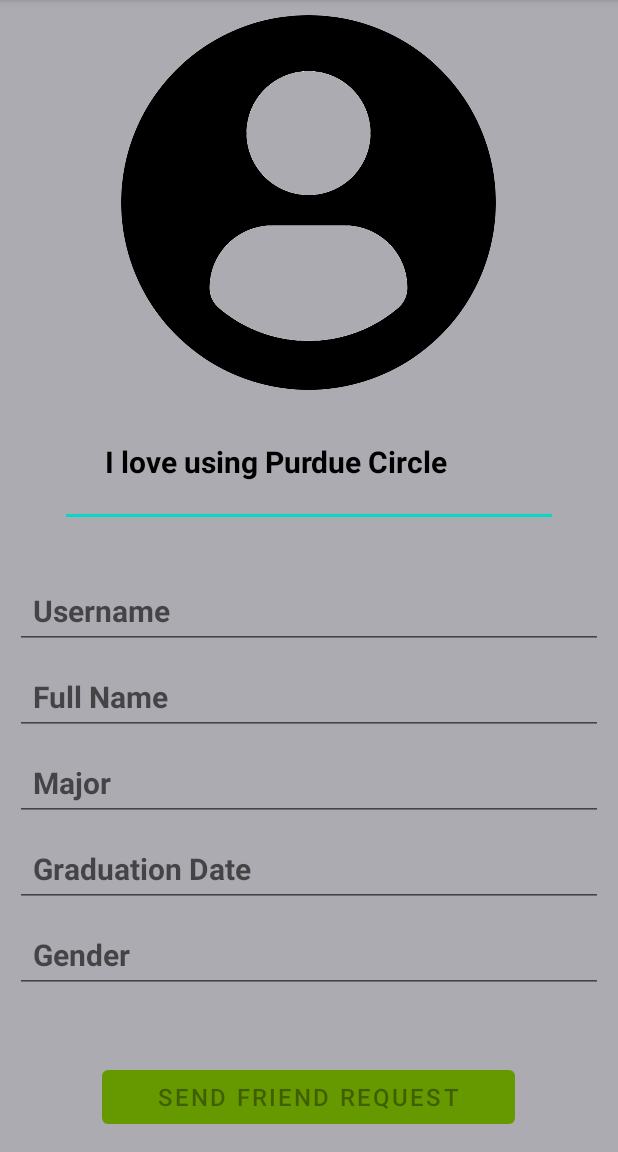
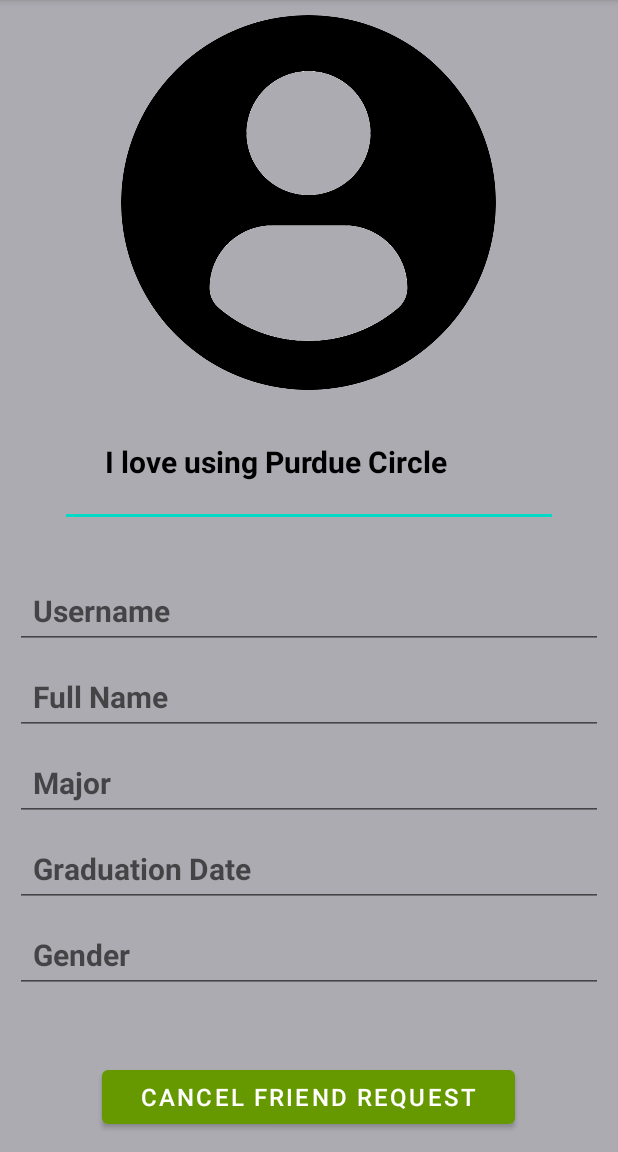
Before and after one commit to aayuneema/PurdueCircle307, an Android app: the PersonProfileActivity screen opened directly, with no data from a screen before it, after a tap on "SEND FRIEND REQUEST", on a phone screen of 412 x 824 dp, the part 84-1236 px from its top. Run offline under Robolectric (Android 15) with nearby library versions, the phone set to English and light mode, and no system bars; our stand-ins replace CircleImageView, Firebase (no records; nobody signed in at launch, a user with empty details on screens opened directly); 1 statement that could not run was skipped.

Commit message:
added send friend request functionality

```diff
--- a/app/src/main/java/com/example/purduecircle307/PersonProfileActivity.java
+++ b/app/src/main/java/com/example/purduecircle307/PersonProfileActivity.java
@@ -9,6 +9,8 @@
 import android.widget.EditText;
 import android.widget.TextView;
 
+import com.google.android.gms.tasks.OnCompleteListener;
+import com.google.android.gms.tasks.Task;
 import com.google.firebase.auth.FirebaseAuth;
 import com.google.firebase.database.DataSnapshot;
 import com.google.firebase.database.DatabaseError;
@@ -23,14 +25,14 @@
     private TextView  userName, userProfileName, userBio, userMajor, userGender, userGraduationDate;
     private CircleImageView userProfileImage;
 
-    private DatabaseReference profileUserRef, UsersRef;
+    private DatabaseReference FriendRequestRef, UsersRef;
     private FirebaseAuth mAuth;
 
     private String senderUserId;
     private String receiverUserId;
     private String CURRENT_STATE;
 
-    private Button SendFriendRequestButton, CancelFriendRequestButton;
+    private Button SendFriendRequestButton, DeclineFriendRequestButton;
 
     @Override
     protected void onCreate(Bundle savedInstanceState) {
@@ -41,6 +43,7 @@
         senderUserId = mAuth.getCurrentUser().getUid();
         receiverUserId = getIntent().getExtras().get("visit_user_id").toString();
         UsersRef = FirebaseDatabase.getInstance().getReference().child("Users");
+        FriendRequestRef = FirebaseDatabase.getInstance().getReference().child("FriendRequests");
 
         InitializeFields();
 
@@ -62,6 +65,8 @@
                     userMajor.setText("Major: " + myMajor);
                     userGender.setText("Gender: " + myGender);
                     userGraduationDate.setText("Graduation Date: " + myGraduationDate);
+
+                    MaintainanceOfButtons();
                 }
 
             }
@@ -72,21 +77,71 @@
             }
         });
 
-        CancelFriendRequestButton.setVisibility(View.INVISIBLE);
-        CancelFriendRequestButton.setEnabled(false );
+        DeclineFriendRequestButton.setVisibility(View.INVISIBLE);
+        DeclineFriendRequestButton.setEnabled(false );
 
         if (!senderUserId.equals(receiverUserId)) {
             SendFriendRequestButton.setOnClickListener(new View.OnClickListener() {
                 @Override
                 public void onClick(View view) {
                     SendFriendRequestButton.setEnabled(false);
+                    //Users are not friends
+                    if (CURRENT_STATE.equals("not_friends")) {
+                        SendFriendRequestToUser();
+                    }
                 }
             });
         }
         else {
-            CancelFriendRequestButton.setVisibility(View.INVISIBLE);
+            DeclineFriendRequestButton.setVisibility(View.INVISIBLE);
             SendFriendRequestButton.setVisibility(View.INVISIBLE);
         }
+    }
+
+    private void MaintainanceOfButtons() {
+         FriendRequestRef.child(senderUserId).addListenerForSingleValueEvent(new ValueEventListener() {
+             @Override
+             public void onDataChange(@NonNull DataSnapshot snapshot) {
+                 if (snapshot.hasChild(receiverUserId)) {
+                     String request_type = snapshot.child(receiverUserId).child("request_type").getValue().toString();
+                     if (request_type.equals("sent")) {
+                         CURRENT_STATE = "request_sent";
+                         SendFriendRequestButton.setText("Cancel Friend Request");
+                         DeclineFriendRequestButton.setVisibility(View.INVISIBLE);
+                         DeclineFriendRequestButton.setEnabled(false);
+                     }
+                 }
+             }
+
+             @Override
+             public void onCancelled(@NonNull DatabaseError error) {
+
+             }
+         });
+    }
+
+    private void SendFriendRequestToUser() {
+        FriendRequestRef.child(senderUserId).child(receiverUserId).child("request_type").setValue("sent")
+                .addOnCompleteListener(new OnCompleteListener<Void>() {
+            @Override
+            public void onComplete(@NonNull Task<Void> task) {
+                if (task.isSuccessful()) {
+                    FriendRequestRef.child(receiverUserId).child(senderUserId).child("request_type").setValue("received")
+                            .addOnCompleteListener(new OnCompleteListener<Void>() {
+                                @Override
+                                public void onComplete(@NonNull Task<Void> task) {
+                                    if (task.isSuccessful()) {
+                                        SendFriendRequestButton.setEnabled(true);
+                                        CURRENT_STATE = "request_sent";
+                                        SendFriendRequestButton.setText("Cancel Friend Request");
+                                        DeclineFriendRequestButton.setVisibility(View.INVISIBLE);
+                                        DeclineFriendRequestButton.setEnabled(false);
+                                    }
+                                }
+                            });
+                }
+            }
+        });
     }
 
     private void InitializeFields() {
@@ -98,7 +153,7 @@
         userGraduationDate = (TextView) findViewById(R.id.person_profile_graduationDate);
         userProfileImage = (CircleImageView) findViewById(R.id.person_profile_image);
         SendFriendRequestButton = (Button) findViewById(R.id.person_send_friend_request_btn);
-        CancelFriendRequestButton = (Button) findViewById(R.id.person_cancel_friend_request_btn);
+        DeclineFriendRequestButton = (Button) findViewById(R.id.person_decline_friend_request_btn);
 
         CURRENT_STATE = "not_friends";
     }
--- a/app/src/main/res/layout/activity_person_profile.xml
+++ b/app/src/main/res/layout/activity_person_profile.xml
@@ -125,12 +125,12 @@
                 android:layout_centerHorizontal="true"/>
 
             <Button
-                android:id="@+id/person_cancel_friend_request_btn"
+                android:id="@+id/person_decline_friend_request_btn"
                 android:layout_width="275dp"
                 android:layout_height="wrap_content"
                 android:layout_below="@id/person_send_friend_request_btn"
                 android:layout_marginTop="5dp"
-                android:text="Cancel Friend Request"
+                android:text="Decline Friend Request"
                 android:textSize="16sp"
                 app:background="@android:color/holo_red_dark"
                 app:backgroundTint="@android:color/holo_red_dark"
```
